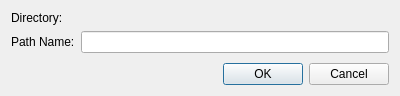
Before: the Qt Designer form liteidex/src/plugins/filebrowser/createdirdialog.ui in visualfc/liteide, drawn with Qt 5.
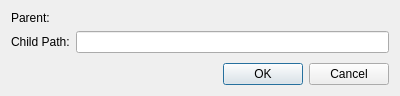
After: the same form once the commit is applied.

Diff of the .ui file:
```diff
--- a/liteidex/src/plugins/filebrowser/createdirdialog.ui
+++ b/liteidex/src/plugins/filebrowser/createdirdialog.ui
@@ -19,7 +19,7 @@
      <item row="0" column="0">
       <widget class="QLabel" name="label">
        <property name="text">
-        <string>Directory:</string>
+        <string>Parent:</string>
        </property>
       </widget>
      </item>
@@ -33,7 +33,7 @@
      <item row="1" column="0">
       <widget class="QLabel" name="label_3">
        <property name="text">
-        <string>Path Name:</string>
+        <string>Child Path:</string>
        </property>
       </widget>
      </item>
```
Left out of the diff: 2 changed lines with no effect on the pictures.
